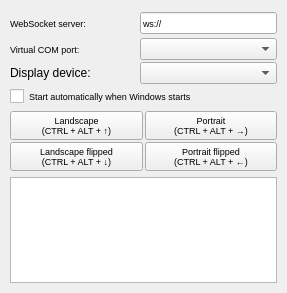
Qt form mainwindow.ui (stuomas/disorient) before a commit.
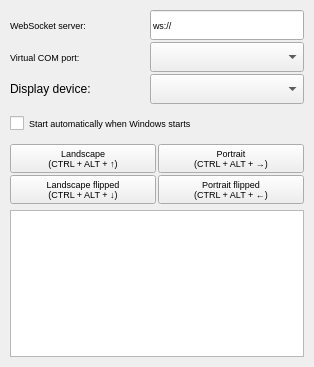
The same form after that commit.

The edit to the form file:
```diff
--- a/mainwindow.ui
+++ b/mainwindow.ui
@@ -6,8 +6,8 @@
    <rect>
     <x>0</x>
     <y>0</y>
-    <width>287</width>
-    <height>293</height>
+    <width>314</width>
+    <height>367</height>
    </rect>
   </property>
   <property name="sizePolicy">
@@ -73,7 +73,7 @@
            <number>0</number>
           </property>
           <property name="topMargin">
-           <number>2</number>
+           <number>0</number>
           </property>
           <property name="rightMargin">
            <number>0</number>
@@ -91,7 +91,7 @@
             </property>
             <property name="minimumSize">
              <size>
-              <width>110</width>
+              <width>120</width>
               <height>0</height>
              </size>
             </property>
@@ -113,6 +113,12 @@
               <verstretch>0</verstretch>
              </sizepolicy>
             </property>
+            <property name="minimumSize">
+             <size>
+              <width>0</width>
+              <height>30</height>
+             </size>
+            </property>
             <property name="font">
              <font>
               <pointsize>7</pointsize>
@@ -134,7 +140,7 @@
            <number>0</number>
           </property>
           <property name="topMargin">
-           <number>2</number>
+           <number>0</number>
           </property>
           <property name="rightMargin">
            <number>0</number>
@@ -152,7 +158,7 @@
             </property>
             <property name="minimumSize">
              <size>
-              <width>110</width>
+              <width>120</width>
               <height>0</height>
              </size>
             </property>
@@ -174,6 +180,12 @@
               <verstretch>0</verstretch>
              </sizepolicy>
             </property>
+            <property name="minimumSize">
+             <size>
+              <width>0</width>
+              <height>30</height>
+             </size>
+            </property>
             <property name="font">
              <font>
               <pointsize>7</pointsize>
@@ -204,7 +216,7 @@
             </property>
             <property name="minimumSize">
              <size>
-              <width>110</width>
+              <width>120</width>
               <height>0</height>
              </size>
             </property>
@@ -221,6 +233,12 @@
               <verstretch>0</verstretch>
              </sizepolicy>
             </property>
+            <property name="minimumSize">
+             <size>
+              <width>0</width>
+              <height>30</height>
+             </size>
+            </property>
            </widget>
           </item>
          </layout>
@@ -235,6 +253,12 @@
           <verstretch>0</verstretch>
          </sizepolicy>
         </property>
+        <property name="minimumSize">
+         <size>
+          <width>0</width>
+          <height>30</height>
+         </size>
+        </property>
         <property name="font">
          <font>
           <pointsize>7</pointsize>
```
